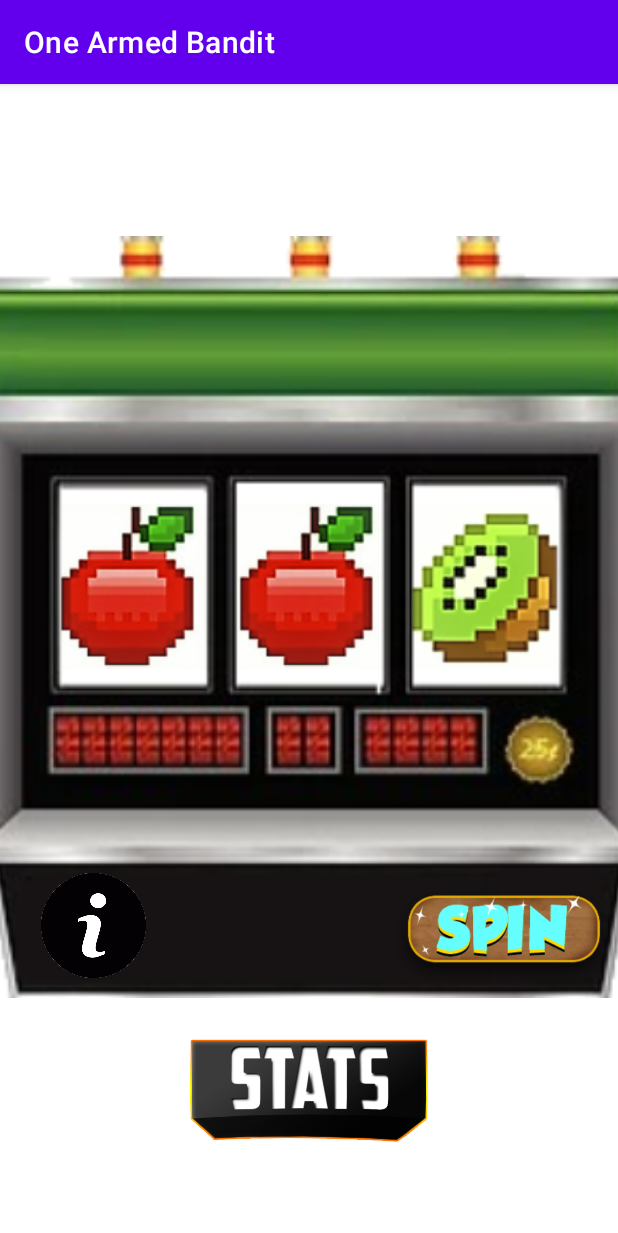
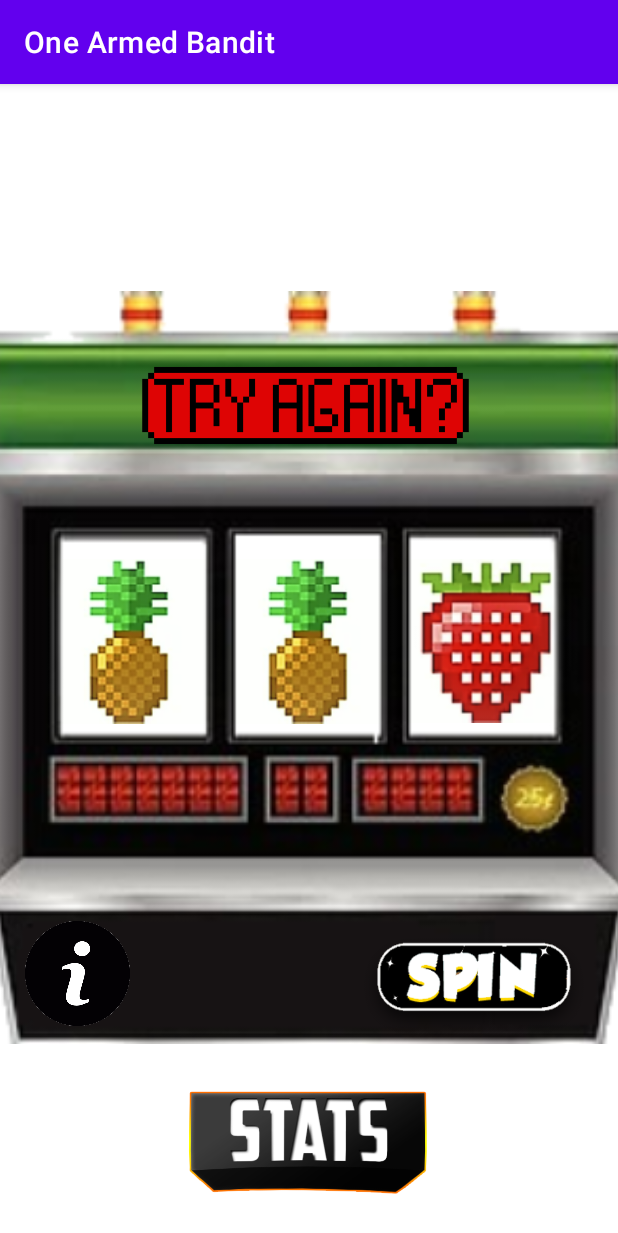
Before and after one commit to ndavido/One_Armed_Bandit, an Android app: the screen it shows after launch (MainActivity), after a tap on an icon or button, on a phone screen of 412 x 824 dp. Shown: the top 1233 px of the screen. Run offline under Robolectric (Android 15) with nearby library versions, the light colour scheme and no system bars.

Commit message:
Check commit

```diff
--- a/app/src/main/java/com/example/onearmedbandit/Instructions.kt
+++ b/app/src/main/java/com/example/onearmedbandit/Instructions.kt
@@ -2,6 +2,11 @@ package com.example.onearmedbandit
 
 import androidx.appcompat.app.AppCompatActivity
 import android.os.Bundle
+
+/**
+ * This activity allows the user to spin the reels in a slot machine
+ * and view the result on the screen
+ */
 
 class Instructions : AppCompatActivity() {
     override fun onCreate(savedInstanceState: Bundle?) {
--- a/app/src/main/java/com/example/onearmedbandit/MainActivity.kt
+++ b/app/src/main/java/com/example/onearmedbandit/MainActivity.kt
@@ -11,7 +11,6 @@ package com.example.onearmedbandit
 import android.content.Intent
 import androidx.appcompat.app.AppCompatActivity
 import android.os.Bundle
-import android.widget.Button
 import android.widget.ImageView
 
 /**
@@ -24,18 +23,21 @@ class MainActivity : AppCompatActivity() {
         super.onCreate(savedInstanceState)
         setContentView(R.layout.activity_main)
 
+        /** Spin Button */
         val spinReel: ImageView = findViewById(R.id.spinButton)
-        spinReel.setOnClickListener{ spinReel() }
+        spinReel.setOnClickListener { spinReel() }
 
+        /** Button re-directing to the Game Instruction Page */
         val instructionButton = findViewById<ImageView>(R.id.infoButton)
-        instructionButton.setOnClickListener{
-            val intent = Intent(this,Instructions::class.java)
+        instructionButton.setOnClickListener {
+            val intent = Intent(this, Instructions::class.java)
             startActivity(intent)
         }
 
+        /** Button re-directing to the Game Statistics Page */
         val statisticsButton = findViewById<ImageView>(R.id.statsButton)
-        statisticsButton.setOnClickListener{
-            val intent = Intent(this,Statistics::class.java)
+        statisticsButton.setOnClickListener {
+            val intent = Intent(this, Statistics::class.java)
             startActivity(intent)
         }
     }
@@ -85,12 +87,19 @@ class MainActivity : AppCompatActivity() {
         reelImage1.contentDescription = reelSpin1.toString()
         reelImage2.contentDescription = reelSpin2.toString()
         reelImage3.contentDescription = reelSpin3.toString()
+
+        /** Update info card on whether play Won or should try again */
+        val winTry: ImageView = findViewById(R.id.winOrLose)
+        if (drawableResource1 == drawableResource2 && drawableResource1 == drawableResource3) {
+            winTry.setImageResource(R.drawable.youwin__1_)
+        } else {
+            winTry.setImageResource(R.drawable.tryagain)
+        }
     }
 }
 
-
-class Reel(private val numImages: Int){
-    fun spin(): Int{
+class Reel(private val numImages: Int) {
+    fun spin(): Int {
         return (1..numImages).random()
     }
 }
--- a/app/src/main/java/com/example/onearmedbandit/Statistics.kt
+++ b/app/src/main/java/com/example/onearmedbandit/Statistics.kt
@@ -2,6 +2,11 @@ package com.example.onearmedbandit
 
 import androidx.appcompat.app.AppCompatActivity
 import android.os.Bundle
+
+/**
+ * This activity allows the user to spin the reels in a slot machine
+ * and view the result on the screen
+ */
 
 class Statistics : AppCompatActivity() {
     override fun onCreate(savedInstanceState: Bundle?) {
--- a/app/src/main/res/layout/activity_main.xml
+++ b/app/src/main/res/layout/activity_main.xml
@@ -42,36 +42,40 @@
 
     <ImageView
         android:id="@+id/imageView4"
-        android:layout_width="455dp"
-        android:layout_height="828dp"
+        android:layout_width="450dp"
+        android:layout_height="758dp"
         app:layout_constraintBottom_toBottomOf="parent"
         app:layout_constraintEnd_toEndOf="parent"
-        app:layout_constraintHorizontal_bias="0.487"
+        app:layout_constraintHorizontal_bias="0.512"
         app:layout_constraintStart_toStartOf="parent"
         app:layout_constraintTop_toTopOf="parent"
-        app:layout_constraintVertical_bias="0.989"
+        app:layout_constraintVertical_bias="1.0"
         app:srcCompat="@drawable/slotmachine" />
+
+    <ImageView
+        android:id="@+id/infoButton"
+        android:layout_width="71dp"
+        android:layout_height="70dp"
+        android:layout_marginBottom="140dp"
+        app:layout_constraintBottom_toBottomOf="parent"
+        app:layout_constraintEnd_toStartOf="@+id/spinButton"
+        app:layout_constraintHorizontal_bias="0.094"
+        app:layout_constraintStart_toStartOf="parent"
+        app:layout_constraintTop_toBottomOf="@+id/winOrLose"
+        app:layout_constraintVertical_bias="1.0"
+        app:srcCompat="@drawable/_176" />
 
     <ImageView
         android:id="@+id/spinButton"
         android:layout_width="152dp"
         android:layout_height="117dp"
-        android:layout_marginStart="260dp"
-        android:layout_marginBottom="140dp"
+        android:layout_marginStart="240dp"
+        android:layout_marginBottom="108dp"
         app:layout_constraintBottom_toBottomOf="parent"
         app:layout_constraintStart_toStartOf="parent"
-        app:srcCompat="@drawable/spin" />
-
-    <ImageView
-        android:id="@+id/infoButton"
-        android:layout_width="71dp"
-        android:layout_height="70dp"
-        android:layout_marginBottom="172dp"
-        app:layout_constraintBottom_toBottomOf="parent"
-        app:layout_constraintEnd_toStartOf="@+id/spinButton"
-        app:layout_constraintHorizontal_bias="0.142"
-        app:layout_constraintStart_toStartOf="parent"
-        app:srcCompat="@drawable/_176" />
+        app:layout_constraintTop_toBottomOf="@+id/winOrLose"
+        app:layout_constraintVertical_bias="1.0"
+        app:srcCompat="@drawable/spincolourized" />
 
     <ImageView
         android:id="@+id/statsButton"
@@ -79,9 +83,22 @@
         android:layout_height="91dp"
         app:layout_constraintBottom_toBottomOf="parent"
         app:layout_constraintEnd_toEndOf="parent"
+        app:layout_constraintHorizontal_bias="0.503"
         app:layout_constraintStart_toStartOf="parent"
-        app:layout_constraintTop_toTopOf="parent"
-        app:layout_constraintVertical_bias="0.923"
+        app:layout_constraintTop_toBottomOf="@+id/winOrLose"
+        app:layout_constraintVertical_bias="0.96"
         app:srcCompat="@drawable/stats_button" />
 
+    <ImageView
+        android:id="@+id/winOrLose"
+        android:layout_width="366dp"
+        android:layout_height="59dp"
+        app:layout_constraintBottom_toBottomOf="@+id/imageView4"
+        app:layout_constraintEnd_toEndOf="@+id/imageView4"
+        app:layout_constraintHorizontal_bias="0.476"
+        app:layout_constraintStart_toStartOf="@+id/imageView4"
+        app:layout_constraintTop_toTopOf="@+id/imageView4"
+        app:layout_constraintVertical_bias="0.25"
+        app:srcCompat="@drawable/blank" />
+
 </androidx.constraintlayout.widget.ConstraintLayout>
```
Also changed, not shown: app/src/main/res/drawable/blank.png (added), app/src/main/res/drawable/spincolourized.png (added), app/src/main/res/drawable/tryagain.png (added), app/src/main/res/drawable/youwin__1_.png (added).
